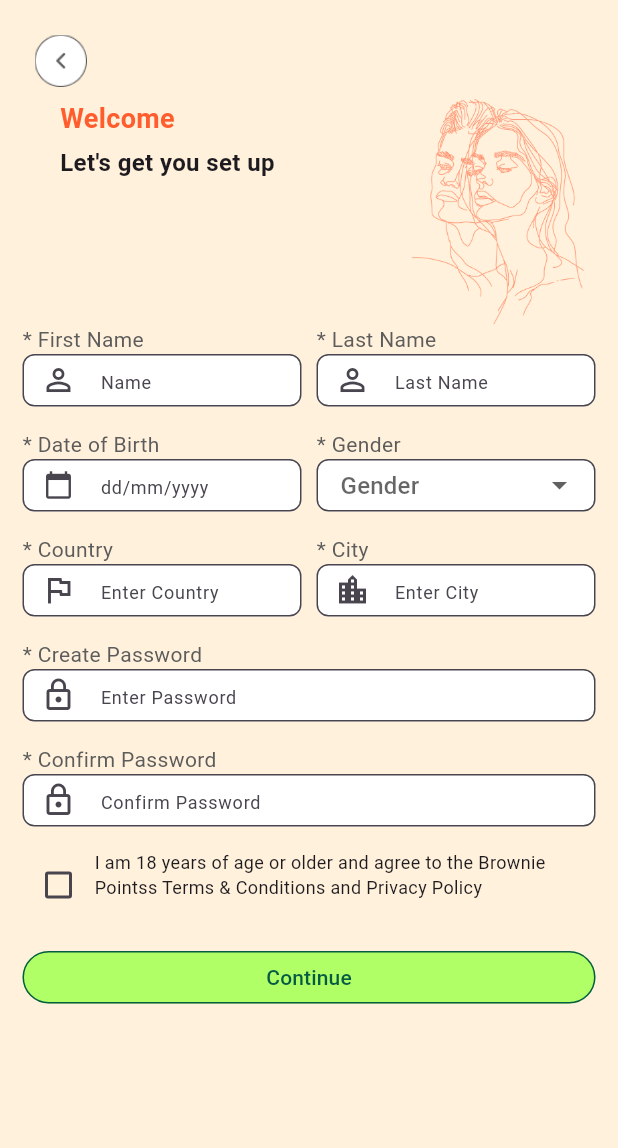
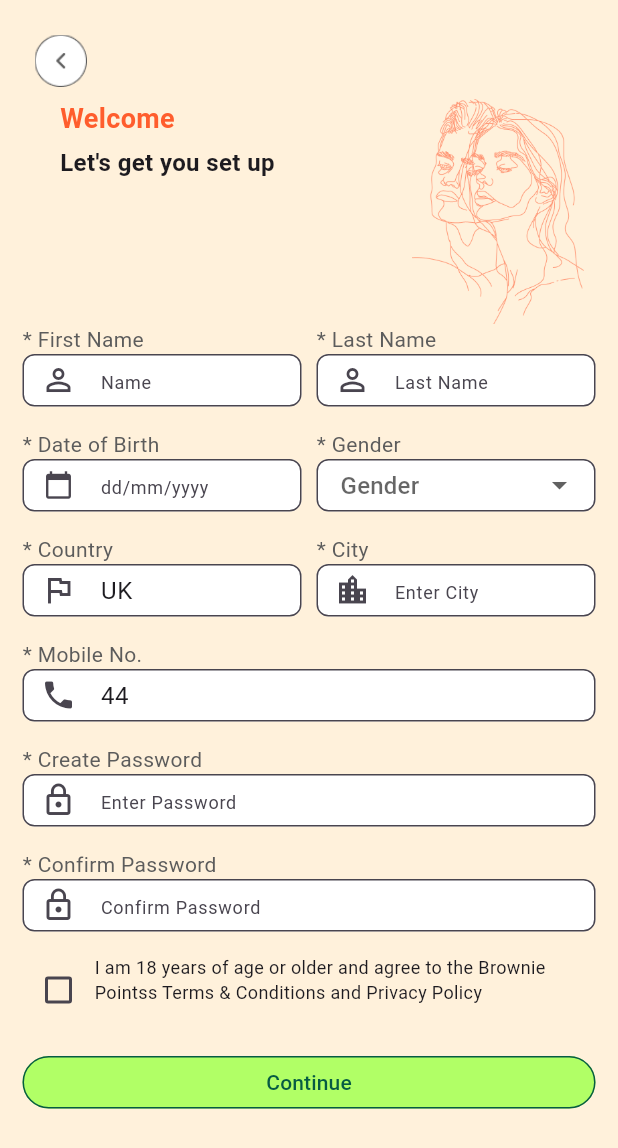
Before and after one commit to dipti12-tech/BrownieApp, a Flutter app: the AccountCreation screen opened directly, on a phone screen of 412 x 824 dp. Shown: the top 1148 px of the screen. Run offline on Flutter 3.47's test engine with Material 3 defaults, Android fonts, the phone set to English and light mode, and no system bars; our stand-ins replace fluttertoast, google_fonts, shared_preferences; accounts and stored records are empty.

Commit message:
Signup API is working Fine now. Mobile number added and country is now UK by default.

```diff
--- a/lib/views/AccountCreation.dart
+++ b/lib/views/AccountCreation.dart
@@ -4,7 +4,9 @@ import 'package:browniepoints/views/OnBoardingStart.dart';
 import 'package:browniepoints/widgets/CustomDateInputField.dart';
 import 'package:browniepoints/widgets/CustomDropdownField.dart';
 import 'package:browniepoints/widgets/CustomLabel.dart';
+import 'package:browniepoints/widgets/CustomNumberInputField.dart';
 import 'package:flutter/material.dart';
+import 'package:fluttertoast/fluttertoast.dart';
 import '../utils/GeneratePasswdmd5.dart';
 import '../utils/SharedPrefs.dart';
 import '../utils/colors.dart';
@@ -20,12 +22,14 @@ class _AccountCreationState extends State<AccountCreation> {
   final _formKey = GlobalKey<FormState>();
   bool is18OrOlder = false;
   final emailController = TextEditingController();
-  final countryController = TextEditingController();
+  final countryController = TextEditingController(text: "UK");
   final firstnameController = TextEditingController();
   final lastnameController = TextEditingController();
   final createPasswordController = TextEditingController();
   final confirmPasswordController = TextEditingController();
   final cityController = TextEditingController();
+  final mobileNumberController = TextEditingController(text: "44");
+
   String selectedDob = "";
   String selectedGender = "";
   GeneratePasswdmd5 generatePasswdmd5= GeneratePasswdmd5();
@@ -198,6 +202,10 @@ class _AccountCreationState extends State<AccountCreation> {
                 ),
                 const SizedBox(height: 15),
 
+                CustomLabel(text: "* Mobile No."),
+                CustomNumberInputField(hintText: "Enter Mob No.", icon: Icon(Icons.phone), controller: mobileNumberController),
+                const SizedBox(height: 15),
+
                 CustomLabel(text: "* Create Password"),
                 CustomInputField(hintText: "Enter Password", icon: Icon(Icons.lock_outline), isPassword: true, controller: createPasswordController),
                 const SizedBox(height: 15),
@@ -253,7 +261,9 @@ class _AccountCreationState extends State<AccountCreation> {
                           "gender": selectedGender,
                           "dob": _formatDob(selectedDob),
                           "gender": selectedGender,
+                          "phone": mobileNumberController.text,
                         });
+
                         Navigator.push(
                           context,
                           MaterialPageRoute(builder: (context) => OnBoardingStart()),
--- /dev/null
+++ b/lib/widgets/CustomNumberInputField.dart
@@ -0,0 +1,72 @@
+import 'package:flutter/material.dart';
+import 'package:flutter/services.dart';
+
+class CustomNumberInputField extends StatelessWidget {
+  final String hintText;
+  final Widget icon;
+  final TextEditingController controller;
+  final String prefix;
+
+  const CustomNumberInputField({
+    super.key,
+    required this.hintText,
+    required this.icon,
+    required this.controller,
+    this.prefix = "44",
+  });
+
+  @override
+  Widget build(BuildContext context) {
+    return SizedBox(
+      height: 35,
+      child: TextFormField(
+        controller: controller,
+        keyboardType: TextInputType.number,
+        inputFormatters: [
+          FixedPrefixNumberFormatter(prefix: prefix),
+        ],
+        decoration: InputDecoration(
+          prefixIcon: icon,
+          hintText: hintText,
+          hintStyle: const TextStyle(fontSize: 12),
+          filled: true,
+          fillColor: Colors.white,
+          contentPadding: const EdgeInsets.symmetric(vertical: 6.0, horizontal: 12.0),
+          border: OutlineInputBorder(
+            borderRadius: BorderRadius.circular(8),
+          ),
+        ),
+        validator: (value) => value!.isEmpty ? "Required" : null,
+      ),
+    );
+  }
+}
+
+
+
+class FixedPrefixNumberFormatter extends TextInputFormatter {
+  final String prefix;
+
+  FixedPrefixNumberFormatter({this.prefix = "44"});
+
+  @override
+  TextEditingValue formatEditUpdate(TextEditingValue oldValue, TextEditingValue newValue) {
+    // Block edits that remove or change the prefix
+    if (!newValue.text.startsWith(prefix)) {
+      return oldValue;
+    }
+
+    // Remove all non-digit characters
+    final filtered = newValue.text.replaceAll(RegExp(r'[^0-9]'), '');
+
+    // Ensure it still starts with prefix after filtering
+    if (!filtered.startsWith(prefix)) {
+      return oldValue;
+    }
+
+    return TextEditingValue(
+      text: filtered,
+      selection: TextSelection.collapsed(offset: filtered.length),
+    );
+  }
+}
```
